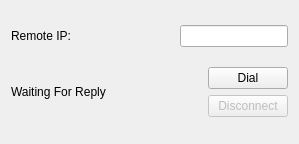
gfreezy/armphone, file mainwindow.ui: the form before one commit.
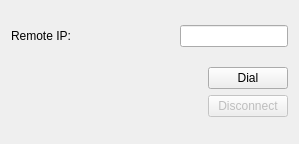
The form after the commit.

Diff of the .ui file:
```diff
--- a/mainwindow.ui
+++ b/mainwindow.ui
@@ -45,7 +45,7 @@
     <item row="1" column="0">
      <widget class="QLabel" name="status">
       <property name="text">
-       <string>Waiting For Reply</string>
+       <string/>
       </property>
      </widget>
     </item>
```
Left out of the diff: 2 changed lines with no effect on the pictures.
